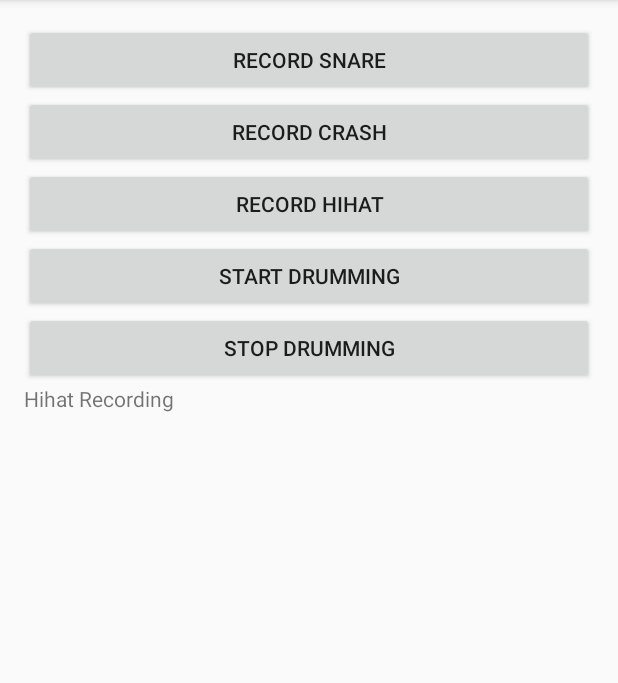
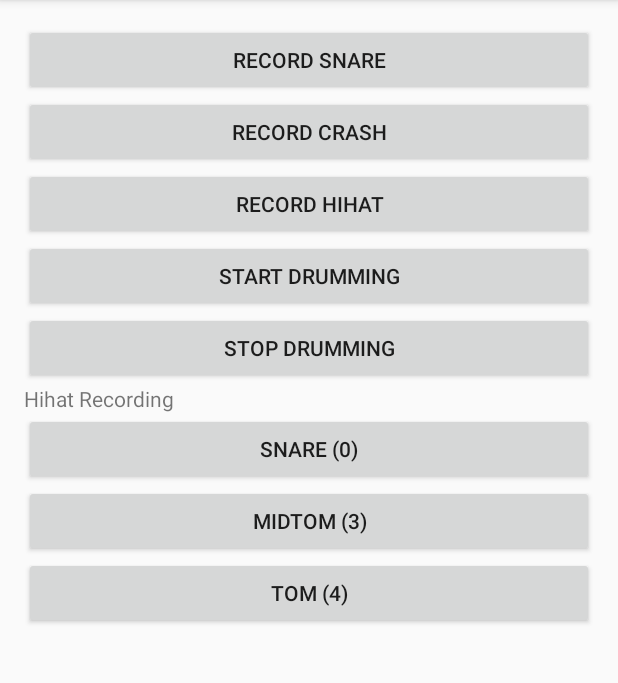
Before and after one commit to HwangheeKim/Drum2Air, an Android app: the screen it shows after launch (Drum2Activity), after a tap on "RECORD HIHAT", on a phone screen of 412 x 824 dp, the part 84-767 px from its top. Run offline under Robolectric (Android 15) with nearby library versions, the phone set to English and light mode, and no system bars; 2 other taps on this screen came first.

Commit message:
add sound button

```diff
--- a/app/src/main/java/com/example/q/drum2air/Drum2Activity.java
+++ b/app/src/main/java/com/example/q/drum2air/Drum2Activity.java
@@ -22,6 +22,7 @@ import java.util.Comparator;
 public class Drum2Activity extends AppCompatActivity implements View.OnClickListener, SensorEventListener {
 
     Button recordSnare, recordCrash, recordHihat, startDrum, stopDrum;
+    Button soundSnare, soundMidtom, soundTom;
     TextView recordStatus;
 
     ArrayList<AccelData> accelDatas = new ArrayList<>();
@@ -32,7 +33,7 @@ public class Drum2Activity extends AppCompatActivity implements View.OnClickList
     Sensor acceler, orientation, gyroscope;
 
     SoundPool soundPool;
-    int[] soundId = new int[3];
+    int[] soundId = new int[5];
 
     int recording = -1, recordingType = -1;
     boolean swing = false;
@@ -45,18 +46,24 @@ public class Drum2Activity extends AppCompatActivity implements View.OnClickList
         super.onCreate(savedInstanceState);
         setContentView(R.layout.activity_drum);
 
-        recordSnare = (Button)findViewById(R.id.record_snare);
-        recordCrash = (Button)findViewById(R.id.record_crash);
-        recordHihat = (Button)findViewById(R.id.record_hihat);
-        startDrum = (Button)findViewById(R.id.start_drum);
-        stopDrum = (Button)findViewById(R.id.stop_drum);
-        recordStatus = (TextView)findViewById(R.id.record_status);
+        recordSnare = (Button) findViewById(R.id.record_snare);
+        recordCrash = (Button) findViewById(R.id.record_crash);
+        recordHihat = (Button) findViewById(R.id.record_hihat);
+        startDrum = (Button) findViewById(R.id.start_drum);
+        stopDrum = (Button) findViewById(R.id.stop_drum);
+        recordStatus = (TextView) findViewById(R.id.record_status);
+        soundSnare = (Button) findViewById(R.id.sound_snare);
+        soundMidtom = (Button) findViewById(R.id.sound_midtom);
+        soundTom = (Button) findViewById(R.id.sound_tom);
 
         recordSnare.setOnClickListener(this);
         recordCrash.setOnClickListener(this);
         recordHihat.setOnClickListener(this);
         startDrum.setOnClickListener(this);
         stopDrum.setOnClickListener(this);
+        soundSnare.setOnClickListener(this);
+        soundMidtom.setOnClickListener(this);
+        soundTom.setOnClickListener(this);
 
         accelDatas.add(new AccelData(0, 0, 0, 0));
 
@@ -65,10 +72,12 @@ public class Drum2Activity extends AppCompatActivity implements View.OnClickList
         orientation = sensorManager.getDefaultSensor(Sensor.TYPE_ORIENTATION);
         gyroscope = sensorManager.getDefaultSensor(Sensor.TYPE_GYROSCOPE);
 
-        soundPool = new SoundPool(3, AudioManager.STREAM_MUSIC, 0);
+        soundPool = new SoundPool(5, AudioManager.STREAM_MUSIC, 0);
         soundId[0] = soundPool.load(this, R.raw.snare, 1);
         soundId[1] = soundPool.load(this, R.raw.crash, 1);
         soundId[2] = soundPool.load(this, R.raw.hihat, 1);
+        soundId[3] = soundPool.load(this, R.raw.midtom, 1);
+        soundId[4] = soundPool.load(this, R.raw.tom, 1);
     }
 
     private void initSensor() {
@@ -119,6 +128,18 @@ public class Drum2Activity extends AppCompatActivity implements View.OnClickList
                 recordingType = 2;
                 recordStatus.setText("Hihat Recording");
                 initSensor();
+                break;
+            case R.id.sound_snare:
+                Log.d("SNARE", "SNARE!!!!!!!!!!!!!!!!!!!!!!!!!");
+                soundPool.play(soundId[0], 1.0F, 1.0F, 1, 0, 1.0F);
+                break;
+            case R.id.sound_midtom:
+                Log.d("MIDTOM", "MIDTOM!!!!!!!!!!!!!!!!!!!!!!!!!");
+                soundPool.play(soundId[3], 1.0F, 1.0F, 1, 0, 1.0F);
+                break;
+            case R.id.sound_tom:
+                Log.d("TOM", "TOM!!!!!!!!!!!!!!!!!!!!!!!!!");
+                soundPool.play(soundId[4], 1.0F, 1.0F, 1, 0, 1.0F);
                 break;
             default:
                 break;
--- a/app/src/main/res/layout/activity_drum.xml
+++ b/app/src/main/res/layout/activity_drum.xml
@@ -47,4 +47,22 @@
         android:layout_height="wrap_content"
         android:text="Waiting..."/>
 
+    <Button
+        android:id="@+id/sound_snare"
+        android:layout_width="match_parent"
+        android:layout_height="wrap_content"
+        android:text="snare (0)"/>
+
+    <Button
+        android:id="@+id/sound_midtom"
+        android:layout_width="match_parent"
+        android:layout_height="wrap_content"
+        android:text="midtom (3)"/>
+
+    <Button
+        android:id="@+id/sound_tom"
+        android:layout_width="match_parent"
+        android:layout_height="wrap_content"
+        android:text="tom (4)"/>
+
 </LinearLayout>
```
Also changed, not shown: 1 other file.
